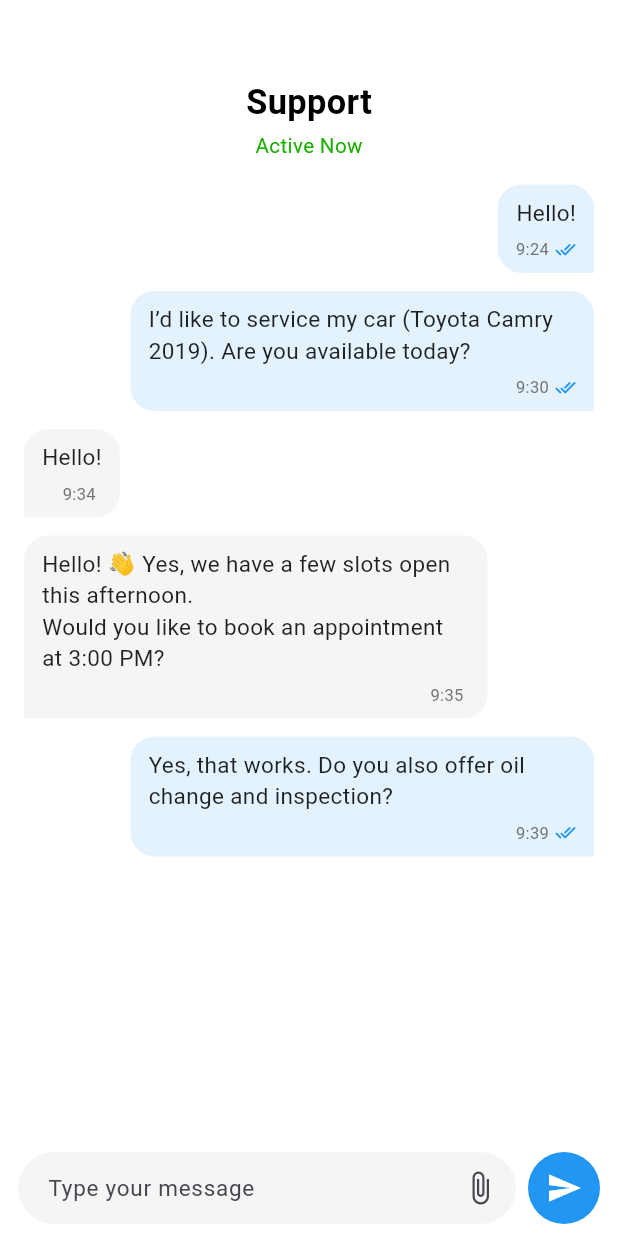
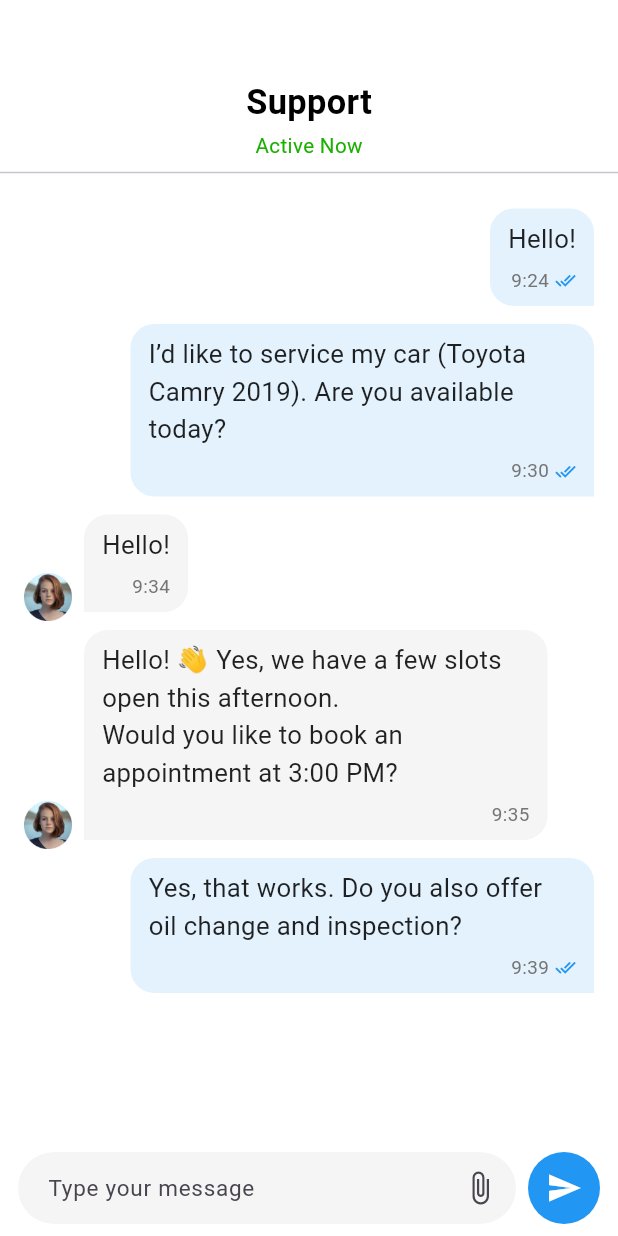
Before and after one commit to Dev-Ninjas-Backup/yousef1234321, a Flutter app: the ChatPage screen opened directly, on a phone screen of 412 x 824 dp. Run offline on Flutter 3.47's test engine with Material 3 defaults, Android fonts, the phone set to English and light mode, and no system bars; our stand-ins replace flutter_easyloading, flutter_screenutil, get, google_fonts.

```diff
--- a/lib/features/support/screen/support_page.dart
+++ b/lib/features/support/screen/support_page.dart
@@ -1,5 +1,6 @@
 import 'package:flutter/material.dart';
 import 'package:get/get.dart';
+import 'package:yousef1234321/core/common/constants/imagepath.dart';
 import 'package:yousef1234321/core/common/style/global_text_style.dart';
 import 'package:yousef1234321/features/support/controller/support_controller.dart';
 
@@ -45,7 +46,7 @@ class ChatPage extends StatelessWidget {
               ],
             ),
           ),
-
+          Divider(),
           Expanded(
             child: Obx(
               () => ListView.builder(
@@ -58,10 +59,31 @@ class ChatPage extends StatelessWidget {
                   final message = controller.messages[index];
                   final isUser = message['isUser'] ?? false;
 
-                  return Align(
-                    alignment: isUser
-                        ? Alignment.centerRight
-                        : Alignment.centerLeft,
+                  // Message Row (with optional avatar)
+                  return Row(
+                    mainAxisAlignment: isUser
+                        ? MainAxisAlignment.end
+                        : MainAxisAlignment.start,
+                    crossAxisAlignment: CrossAxisAlignment.end,
+                    children: [
+                      // Profile image (only for receiver)
+                      if (!isUser) ...[
+                        ClipRRect(
+                          borderRadius: BorderRadius.circular(
+                            8,
+                          ), // or Circle if you prefer
+                          child: Image.asset(
+                            Imagepath.profile,
+                            height: 32,
+                            width: 32,
+                            fit: BoxFit.cover,
+                          ),
+                        ),
+                        const SizedBox(width: 8),
+                      ],
+
+                      // Message bubble
+                      Flexible(
                         child: Container(
                           margin: const EdgeInsets.symmetric(vertical: 6),
                           padding: const EdgeInsets.symmetric(
@@ -85,19 +107,18 @@ class ChatPage extends StatelessWidget {
                           child: Column(
                             crossAxisAlignment: CrossAxisAlignment.end,
                             children: [
-                          //  Message Text
+                              // Message Text
                               Text(
                                 message['text'] ?? '',
-                            style: const TextStyle(
+                                style: getTextStyle(
                                   fontSize: 15,
                                   color: Colors.black87,
-                              height: 1.4,
                                 ),
                               ),
 
                               const SizedBox(height: 6),
 
-                          //  Time + Delivered Icon
+                              // Time + Delivered Icon
                               Row(
                                 mainAxisSize: MainAxisSize.min,
                                 mainAxisAlignment: isUser
@@ -106,23 +127,26 @@ class ChatPage extends StatelessWidget {
                                 children: [
                                   Text(
                                     message['time'] ?? '',
-                                style: TextStyle(
+                                    style: getTextStyle(
                                       fontSize: 11,
                                       color: Colors.grey.shade600,
                                     ),
                                   ),
+                                  if (isUser) ...[
                                     const SizedBox(width: 4),
-                              if (isUser)
                                     const Icon(
                                       Icons.done_all,
                                       size: 14,
                                       color: Colors.blue,
                                     ),
                                   ],
+                                ],
                               ),
                             ],
                           ),
                         ),
+                      ),
+                    ],
                   );
                 },
               ),
--- a/lib/routes/app_route.dart
+++ b/lib/routes/app_route.dart
@@ -9,6 +9,7 @@ import 'package:yousef1234321/features/splash/screen/splash_screen.dart';
 
 import '../features/home/find_garage/screen/find_garage_page.dart';
 import '../features/service/service_booking/screen/service_booking.dart';
+import '../features/service/service_booking/widgets/service_message.dart';
 
 class Approute {
   static String splashScreen = '/splashScreen';
@@ -21,6 +22,7 @@ class Approute {
   static String findGaragePage = '/home/findGaragePage';
   //service
   static String serviceBooking = "/service/serviceBooking";
+  static String serviceMessage = "/service/ServiceMessage";
 
   static String getSplashScreen() => splashScreen;
   static String getOnboardingScreen() => onboardingScreen;
@@ -31,6 +33,7 @@ class Approute {
   static String getfindGaragePage() => findGaragePage;
   //service
   static String getServiceBooking() => serviceBooking;
+  static String getServiceMessage() => serviceMessage;
 
   static List<GetPage> routes = [
     GetPage(name: splashScreen, page: () => SplashScreen()),
@@ -43,5 +46,6 @@ class Approute {
     GetPage(name: findGaragePage, page: () => FindGaragePage()),
     //service
     GetPage(name: serviceBooking, page: () => ServiceBooking()),
+    GetPage(name: serviceMessage, page: () => ServiceMessage()),
   ];
 }
```
Also changed, not shown: lib/features/service/service_booking/controller/service_booking_controller.dart (+66 -1 lines), lib/features/service/service_booking/widgets/service_booking_middle_section.dart (+6 -1 lines), lib/features/service/service_booking/widgets/service_message.dart (added, +261 -0 lines). Lines whose indentation alone changed are shown as unchanged.
